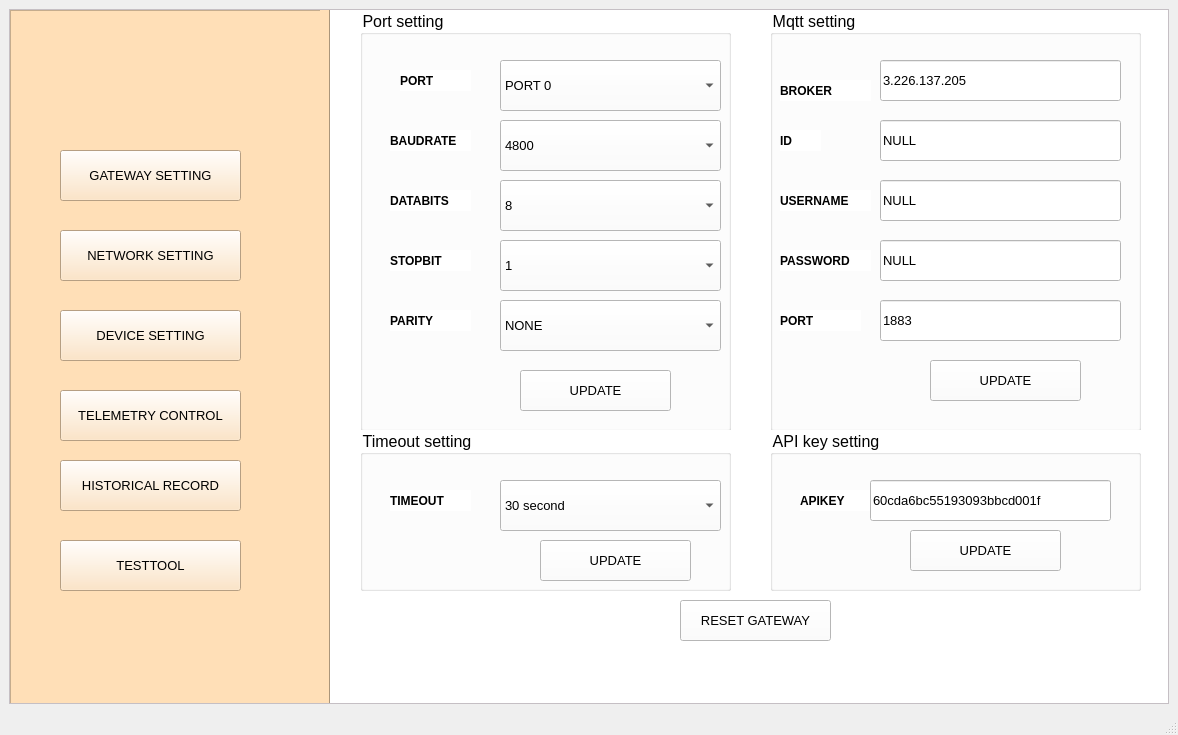
Qt form Thesis/configUI/UI/gateway.ui (tnt310/ptn209b3) before a commit.
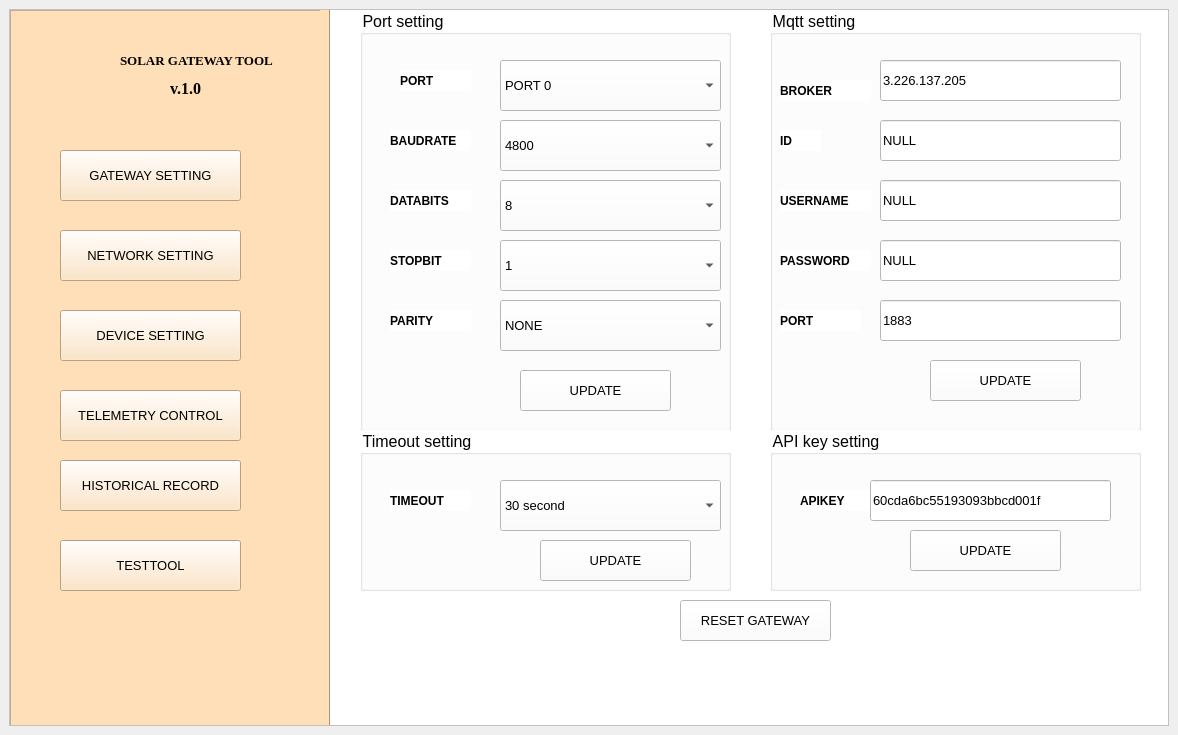
The same form after that commit. Icons and pictures are not drawn.

```diff
--- a/Thesis/configUI/UI/gateway.ui
+++ b/Thesis/configUI/UI/gateway.ui
@@ -30,7 +30,7 @@
          <x>0</x>
          <y>0</y>
          <width>1154</width>
-         <height>660</height>
+         <height>711</height>
         </rect>
        </property>
        <widget class="QFrame" name="list">
@@ -179,6 +179,69 @@
           <string>TELEMETRY CONTROL</string>
          </property>
         </widget>
+        <widget class="QLabel" name="label">
+         <property name="geometry">
+          <rect>
+           <x>10</x>
+           <y>10</y>
+           <width>101</width>
+           <height>91</height>
+          </rect>
+         </property>
+         <property name="text">
+          <string/>
+         </property>
+         <property name="pixmap">
+          <pixmap>C:/Users/ACER/Desktop/manual/Thesis/image/Solar-DNR-ICONS.png</pixmap>
+         </property>
+         <property name="scaledContents">
+          <bool>true</bool>
+         </property>
+        </widget>
+        <widget class="QLabel" name="label_3">
+         <property name="geometry">
+          <rect>
+           <x>160</x>
+           <y>70</y>
+           <width>41</width>
+           <height>16</height>
+          </rect>
+         </property>
+         <property name="font">
+          <font>
+           <family>Times New Roman</family>
+           <pointsize>12</pointsize>
+           <weight>75</weight>
+           <bold>true</bold>
+          </font>
+         </property>
+         <property name="text">
+          <string>v.1.0</string>
+         </property>
+        </widget>
+        <widget class="QLabel" name="label_2">
+         <property name="geometry">
+          <rect>
+           <x>110</x>
+           <y>40</y>
+           <width>191</width>
+           <height>21</height>
+          </rect>
+         </property>
+         <property name="font">
+          <font>
+           <family>Times New Roman</family>
+           <pointsize>10</pointsize>
+           <weight>75</weight>
+           <italic>false</italic>
+           <bold>true</bold>
+           <strikeout>false</strikeout>
+          </font>
+         </property>
+         <property name="text">
+          <string>SOLAR GATEWAY TOOL</string>
+         </property>
+        </widget>
         <zorder>gatewaysetting</zorder>
         <zorder>devicesetting</zorder>
         <zorder>historical</zorder>
@@ -906,17 +969,6 @@
     </item>
    </layout>
   </widget>
-  <widget class="QStatusBar" name="statusbar"/>
-  <widget class="QMenuBar" name="menubar">
-   <property name="geometry">
-    <rect>
-     <x>0</x>
-     <y>0</y>
-     <width>1178</width>
-     <height>26</height>
-    </rect>
-   </property>
-  </widget>
  </widget>
  <resources/>
  <connections/>
```
Left out of the diff: 3 changed lines with no effect on the pictures.
